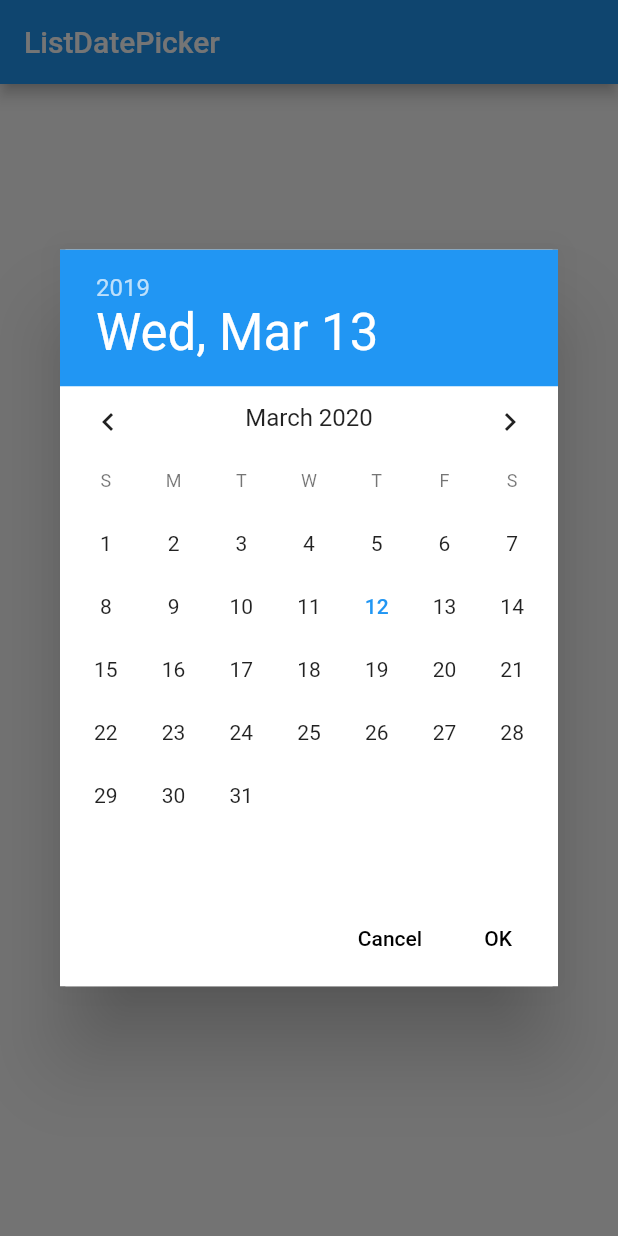
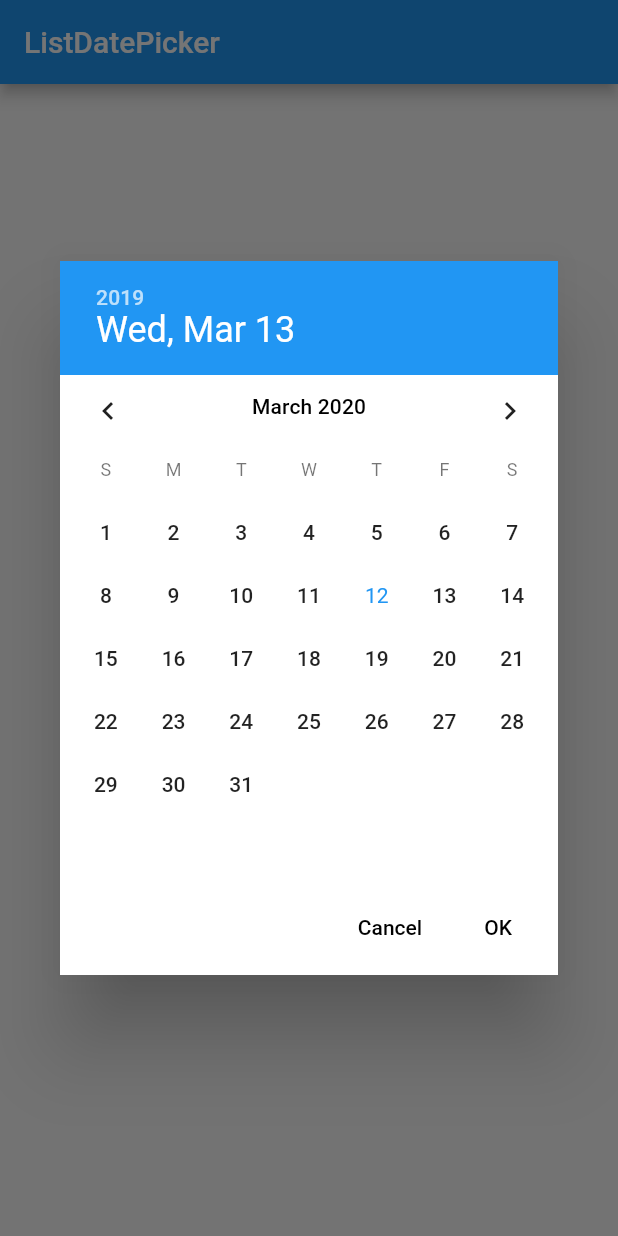
Before and after one commit to Kiruel/list_date_picker, a Flutter app: the screen it shows after launch, after a tap on "Show list date picker", on a phone screen of 412 x 824 dp. Run offline on Flutter 3.47's test engine with Material 2 defaults, Android fonts, the light colour scheme and no system bars.

Commit message:
fix: dwongrade flutter to stable channel to pass errors from analisys

```diff
--- a/lib/list_date_picker.dart
+++ b/lib/list_date_picker.dart
@@ -79,10 +79,19 @@ class _DatePickerHeader extends StatelessWidget {
         yearColor = mode == DatePickerMode.year ? Colors.white : Colors.white70;
         break;
     }
+
+    // On flutter version 1.15 uncomment this:
+    // final TextStyle dayStyle =
+    //     headerTextTheme.headline4.copyWith(color: dayColor);
+    // final TextStyle yearStyle =
+    //     headerTextTheme.subtitle1.copyWith(color: yearColor);
+
+    // And remove this:
     final TextStyle dayStyle =
-        headerTextTheme.headline4.copyWith(color: dayColor);
+        headerTextTheme.headline.copyWith(color: dayColor);
     final TextStyle yearStyle =
-        headerTextTheme.subtitle1.copyWith(color: yearColor);
+        headerTextTheme.subtitle.copyWith(color: yearColor);
+    //
 
     Color backgroundColor;
     switch (themeData.brightness) {
@@ -420,7 +429,12 @@ class DayPicker extends StatelessWidget {
                 !selectableDayPredicate(dayToBuild));
 
         BoxDecoration decoration;
-        TextStyle itemStyle = themeData.textTheme.bodyText2;
+
+        // On flutter version >1.15 uncomment this:
+        // TextStyle itemStyle = themeData.textTheme.bodyText2;
+        // And remove this:
+        TextStyle itemStyle = themeData.textTheme.body2;
+        //
 
         bool isSelectedDay = false;
         for (var item in selectedDates) {
@@ -432,20 +446,31 @@ class DayPicker extends StatelessWidget {
         // print(selectedDates);
         if (isSelectedDay) {
           // The selected day gets a circle background highlight, and a contrasting text color.
-          itemStyle = themeData.accentTextTheme.bodyText1;
+
+          // On flutter version >1.15 uncomment this:
+          // itemStyle = themeData.accentTextTheme.bodyText1;
+          // And remove this:
+          itemStyle = themeData.accentTextTheme.body1;
+
           decoration = BoxDecoration(
             color: themeData.accentColor,
             shape: BoxShape.circle,
           );
         } else if (disabled) {
-          itemStyle = themeData.textTheme.bodyText2
+          // On flutter version >1.15 uncomment this:
+          // itemStyle = themeData.textTheme.bodyText2
+          //     .copyWith(color: themeData.disabledColor);
+          // And remove this:
+          itemStyle = themeData.textTheme.body2
               .copyWith(color: themeData.disabledColor);
         } else if (currentDate.year == year &&
             currentDate.month == month &&
             currentDate.day == day) {
           // The current day gets a different text color.
-          itemStyle = themeData.textTheme.bodyText1
-              .copyWith(color: themeData.accentColor);
+
+          // On flutter version >1.15 uncomment this:
+          itemStyle =
+              themeData.textTheme.body1.copyWith(color: themeData.accentColor);
         }
 
         Widget dayWidget = Container(
@@ -505,7 +530,10 @@ class DayPicker extends StatelessWidget {
               child: ExcludeSemantics(
                 child: Text(
                   localizations.formatMonthYear(displayedMonth),
-                  style: themeData.textTheme.subtitle1,
+                  // On flutter version >1.15 uncomment this:
+                  // style: themeData.textTheme.subtitle1,
+                  // And remove this:
+                  style: themeData.textTheme.subtitle,
                 ),
               ),
             ),
@@ -592,8 +620,7 @@ class _MonthPickerState extends State<MonthPicker>
     super.initState();
     // Initially display the pre-selected date.
 
-    final int monthPage =
-        _monthDelta(widget.firstDate, DateTime.now());
+    final int monthPage = _monthDelta(widget.firstDate, DateTime.now());
     _dayPickerController = PageController(initialPage: monthPage);
     _handleMonthPageChanged(monthPage);
     _updateCurrentDate();
@@ -882,7 +909,11 @@ class _YearPickerState extends State<YearPicker> {
   Widget build(BuildContext context) {
     assert(debugCheckHasMaterial(context));
     final ThemeData themeData = Theme.of(context);
-    final TextStyle style = themeData.textTheme.bodyText2;
+    // On flutter version >1.15 uncomment this:
+    // final TextStyle style = themeData.textTheme.bodyText2;
+    // And remove this:
+    final TextStyle style = themeData.textTheme.body2;
+
     return ListView.builder(
       dragStartBehavior: widget.dragStartBehavior,
       controller: scrollController,
@@ -891,8 +922,15 @@ class _YearPickerState extends State<YearPicker> {
       itemBuilder: (BuildContext context, int index) {
         final int year = widget.firstDate.year + index;
         final bool isSelected = year == widget.selectedDate.year;
+        // On flutter version >1.15 uncomment this:
+        // final TextStyle itemStyle = isSelected
+        //     ? themeData.textTheme.headline5
+        //         .copyWith(color: themeData.accentColor)
+        //     : style;
+        // And remove this:
+
         final TextStyle itemStyle = isSelected
-            ? themeData.textTheme.headline5
+            ? themeData.textTheme.headline
                 .copyWith(color: themeData.accentColor)
             : style;
         return InkWell(
@@ -967,16 +1005,23 @@ class _DatePickerDialogState extends State<_DatePickerDialog> {
   final GlobalKey _pickerKey = GlobalKey();
 
   void _vibrate() {
+    // On flutter version >1.15 uncomment this:
+    // switch (Theme.of(context).platform) {
+    //   case TargetPlatform.android:
+    //   case TargetPlatform.fuchsia:
+    //   case TargetPlatform.linux:
+    //   case TargetPlatform.windows:
+    //     HapticFeedback.vibrate();
+    //     break;
+    //   case TargetPlatform.iOS:
+    //   case TargetPlatform.macOS:
+    //     break;
+    // }
+    // And remove this:
     switch (Theme.of(context).platform) {
       case TargetPlatform.android:
       case TargetPlatform.fuchsia:
-      case TargetPlatform.linux:
-      case TargetPlatform.windows:
-        HapticFeedback.vibrate();
-        break;
       case TargetPlatform.iOS:
-      case TargetPlatform.macOS:
-        break;
     }
   }
 
@@ -1176,7 +1221,8 @@ Future<List<DateTime>> showListDatePicker({
   TextDirection textDirection,
   TransitionBuilder builder,
   bool useRootNavigator = true,
-  RouteSettings routeSettings,
+  // On flutter version >1.15 uncomment this:
+  // RouteSettings routeSettings,
 }) async {
   assert(initialDate != null);
   assert(firstDate != null);
@@ -1224,6 +1270,7 @@ Future<List<DateTime>> showListDatePicker({
     builder: (BuildContext context) {
       return builder == null ? child : builder(context, child);
     },
-    routeSettings: routeSettings,
+    // On flutter version >1.15 uncomment this:
+    // routeSettings: routeSettings,
   );
 }
--- a/pubspec.yaml
+++ b/pubspec.yaml
@@ -1,11 +1,11 @@
 name: list_date_picker
 description: This package return a `List<DateTime>` so you can select multiple date, he is based on showDatePicker from Material package.
-version: 1.0.1
+version: 1.0.2
 homepage: https://github.com/Kiruel/list_date_picker
 
 environment:
   sdk: ">=2.6.0 <3.0.0"
-  flutter: ">=1.10.0"
+  flutter: ">=1.12.13+hotfix.8"
 
 dependencies:
   flutter:
```
Also changed, not shown: example/pubspec.lock, pubspec.lock, 1 other file.
